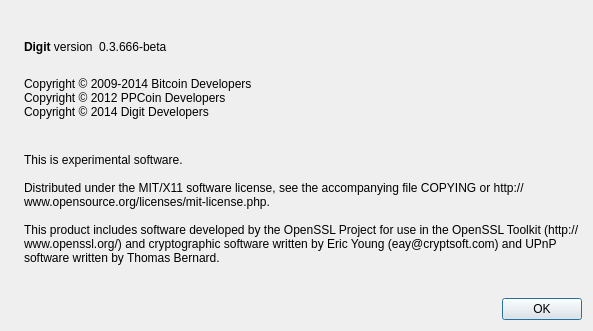
DigitSF/Digit, file src/qt/forms/aboutdialog.ui: the form before one commit.
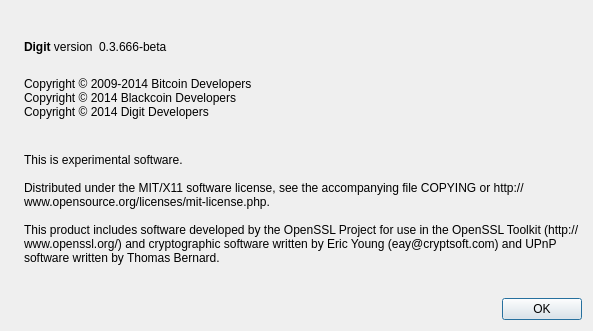
The form after the commit. Icons and pictures are not drawn.

Commit message: Update licences, copyrights.

Diff of the .ui file:
```diff
--- a/src/qt/forms/aboutdialog.ui
+++ b/src/qt/forms/aboutdialog.ui
@@ -93,7 +93,7 @@
        <property name="text">
         <string>
 Copyright © 2009-2014 Bitcoin Developers
-Copyright © 2012 PPCoin Developers
+Copyright © 2014 Blackcoin Developers
 Copyright © 2014 Digit Developers
 </string>
        </property>
```
The commit also changes 10 other files.
